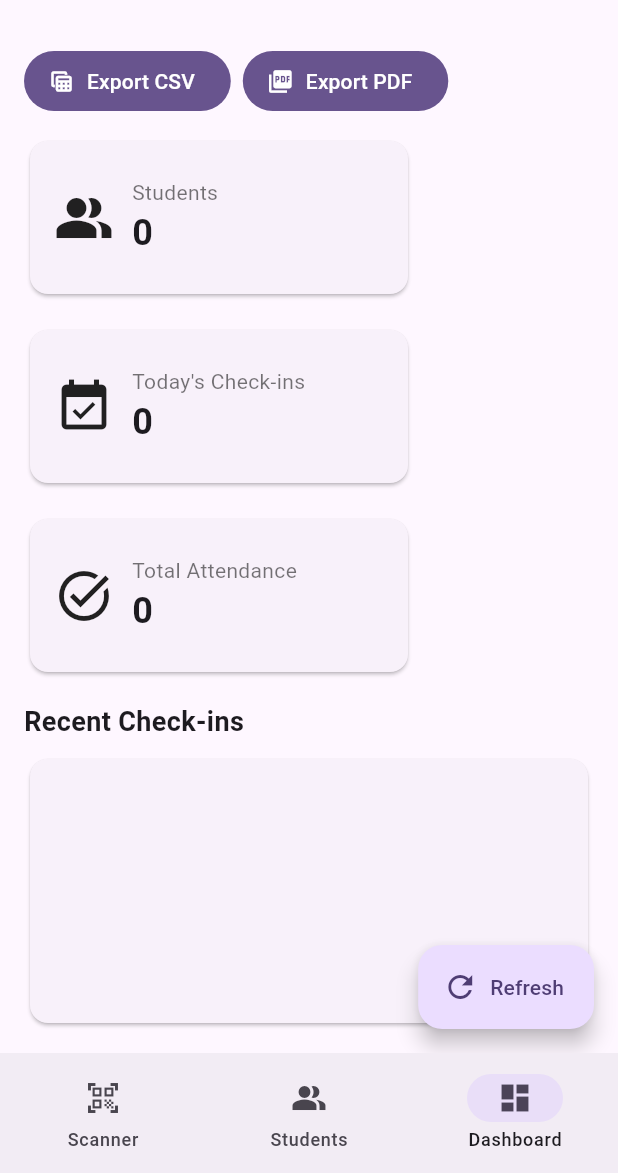
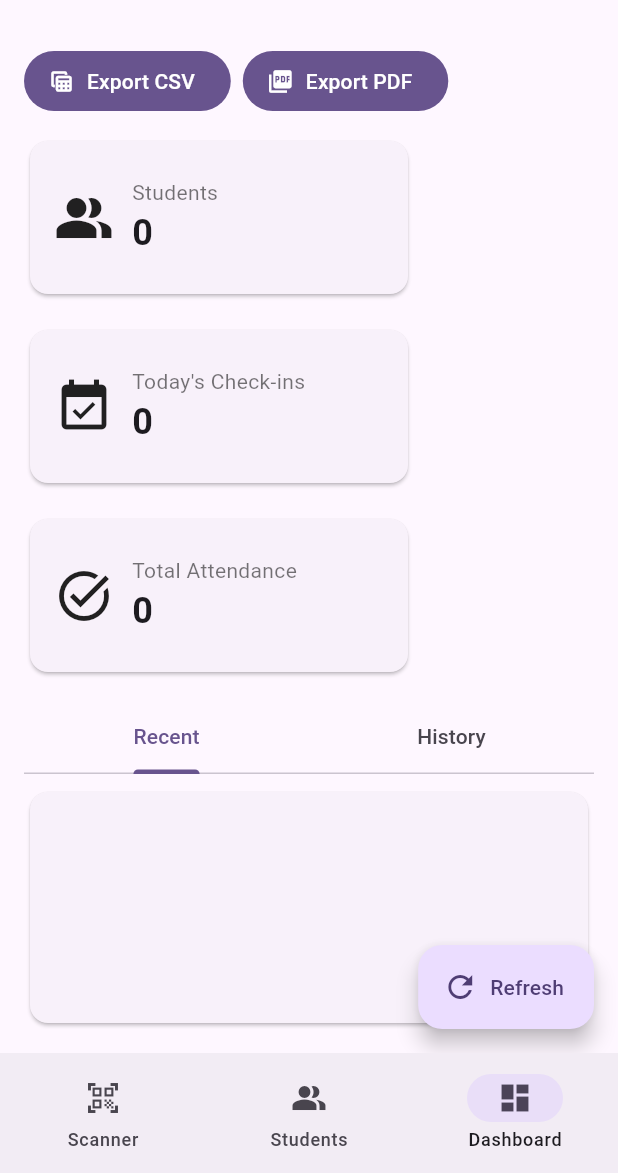
Before and after one commit to froakie71/flutter_prefi, a Flutter app: the screen it shows after launch, item 3 of the bottom bar chosen, on a phone screen of 412 x 824 dp, the part 63-1236 px from its top. Run offline on Flutter 3.47's test engine with Material 3 defaults, Android fonts, the phone set to English and light mode, and no system bars; our stand-ins replace pdf, qr_flutter; missing offline and left inert: dart:html, mobile_scanner; network calls fail.

Commit message:
feat(dashboard): Recent/History tabs with TabBar + TabBarView

```diff
--- a/flutter_application_1/lib/pages/dashboard_page.dart
+++ b/flutter_application_1/lib/pages/dashboard_page.dart
@@ -99,10 +99,24 @@ class _DashboardPageState extends State<DashboardPage> {
                     ],
                   ),
                   const SizedBox(height: 16),
-                  const Text('Recent Check-ins', style: TextStyle(fontSize: 18, fontWeight: FontWeight.bold)),
+                  Expanded(
+                    child: DefaultTabController(
+                      length: 2,
+                      child: Column(
+                        crossAxisAlignment: CrossAxisAlignment.start,
+                        children: [
+                          const TabBar(
+                            tabs: [
+                              Tab(text: 'Recent'),
+                              Tab(text: 'History'),
+                            ],
+                          ),
                           const SizedBox(height: 8),
                           Expanded(
-                    child: Card(
+                            child: TabBarView(
+                              children: [
+                                // Recent tab
+                                Card(
                                   child: ListView.separated(
                                     itemCount: _attendance.length,
                                     separatorBuilder: (_, __) => const Divider(height: 1),
@@ -115,6 +129,28 @@ class _DashboardPageState extends State<DashboardPage> {
                                         subtitle: Text('ID ${r.studentId} • $ts'),
                                       );
                                     },
+                                  ),
+                                ),
+                                // History tab
+                                Card(
+                                  child: ListView.separated(
+                                    itemCount: _history.length,
+                                    separatorBuilder: (_, __) => const Divider(height: 1),
+                                    itemBuilder: (context, i) {
+                                      final r = _history[i];
+                                      final ts = DateFormat('yyyy-MM-dd HH:mm').format(r.timestamp.toLocal());
+                                      return ListTile(
+                                        leading: const Icon(Icons.history),
+                                        title: Text(_studentName(r.studentId)),
+                                        subtitle: Text('ID ${r.studentId} • $ts'),
+                                      );
+                                    },
+                                  ),
+                                ),
+                              ],
+                            ),
+                          ),
+                        ],
                       ),
                     ),
                   )
```
Lines whose indentation alone changed are shown as unchanged.
